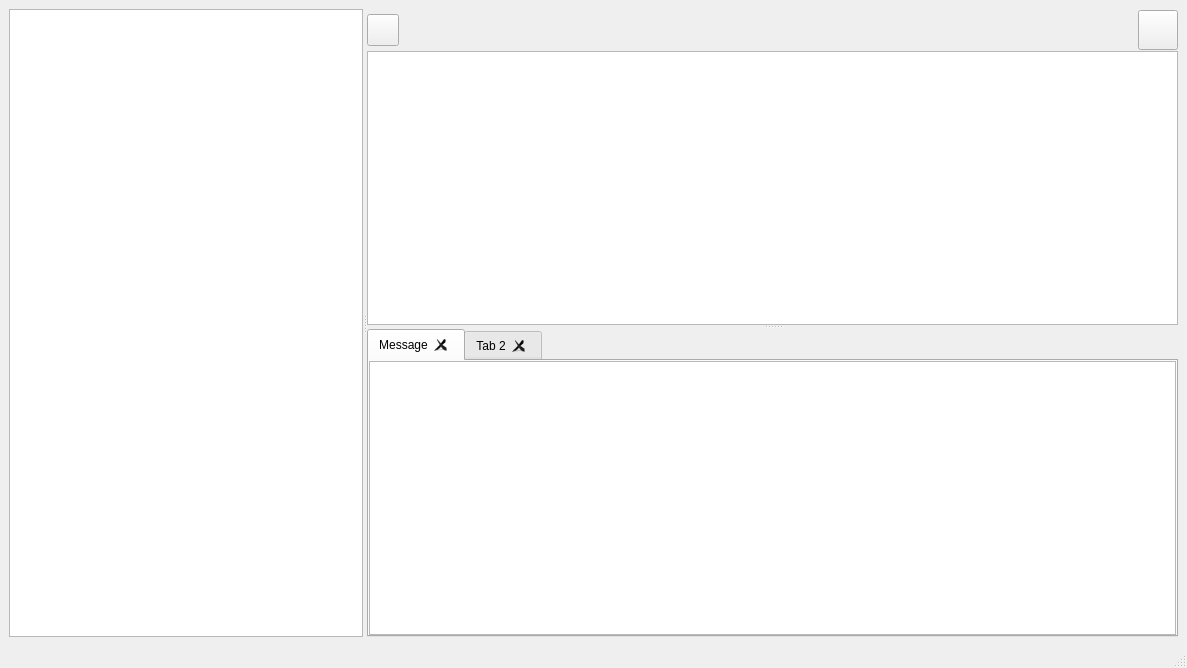
Qt form ui/dbcat.ui (kestiny/DBcat) before a commit.
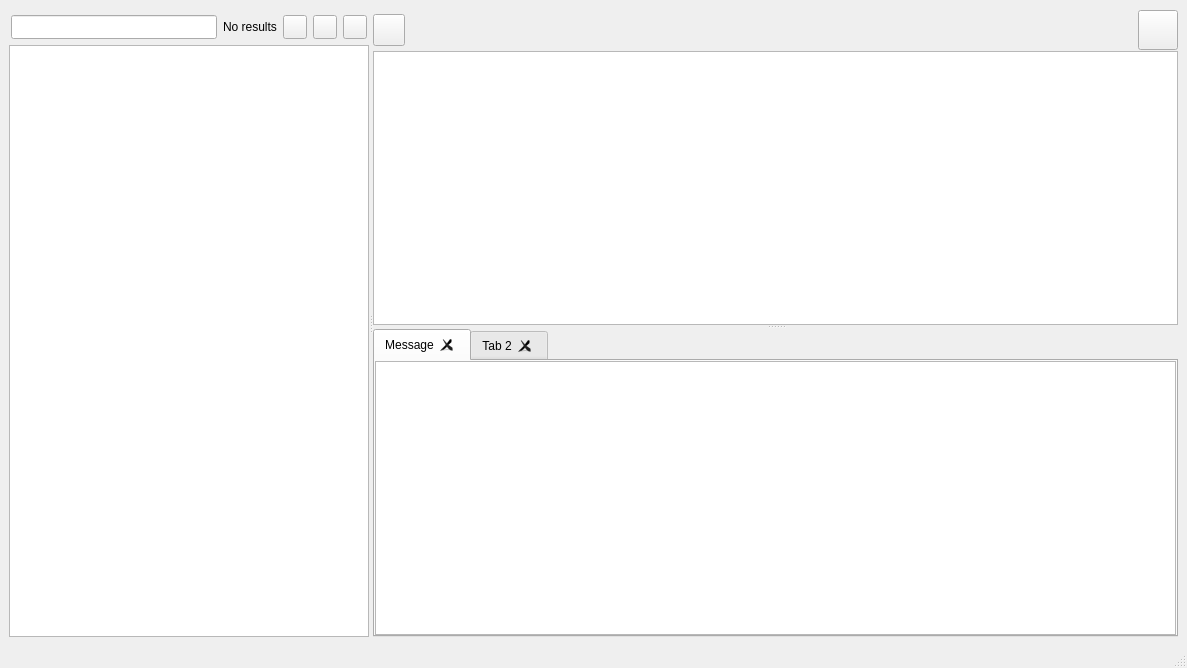
The same form after that commit. Custom widgets are drawn as their Qt base class.

```diff
--- a/ui/dbcat.ui
+++ b/ui/dbcat.ui
@@ -14,12 +14,134 @@
    <string>DBcat</string>
   </property>
   <widget class="QWidget" name="centralwidget">
-   <layout class="QHBoxLayout" name="horizontalLayout_2">
+   <layout class="QVBoxLayout" name="verticalLayout_3">
     <item>
      <widget class="QSplitter" name="splitter_2">
       <property name="orientation">
        <enum>Qt::Horizontal</enum>
       </property>
+      <widget class="QWidget" name="layoutWidget">
+       <layout class="QVBoxLayout" name="verticalLayout_2">
+        <property name="spacing">
+         <number>0</number>
+        </property>
+        <item>
+         <widget class="QWidget" name="widgetSearch" native="true">
+          <property name="minimumSize">
+           <size>
+            <width>0</width>
+            <height>36</height>
+           </size>
+          </property>
+          <property name="maximumSize">
+           <size>
+            <width>16777215</width>
+            <height>36</height>
+           </size>
+          </property>
+          <layout class="QHBoxLayout" name="horizontalLayout_2">
+           <property name="leftMargin">
+            <number>2</number>
+           </property>
+           <property name="topMargin">
+            <number>2</number>
+           </property>
+           <property name="rightMargin">
+            <number>2</number>
+           </property>
+           <property name="bottomMargin">
+            <number>2</number>
+           </property>
+           <item>
+            <widget class="QLineEdit" name="lineEdit">
+             <property name="minimumSize">
+              <size>
+               <width>0</width>
+               <height>24</height>
+              </size>
+             </property>
+             <property name="maximumSize">
+              <size>
+               <width>16777215</width>
+               <height>24</height>
+              </size>
+             </property>
+            </widget>
+           </item>
+           <item>
+            <widget class="QLabel" name="label">
+             <property name="minimumSize">
+              <size>
+               <width>0</width>
+               <height>32</height>
+              </size>
+             </property>
+             <property name="text">
+              <string>No results</string>
+             </property>
+            </widget>
+           </item>
+           <item>
+            <widget class="QPushButton" name="pushButtonPre">
+             <property name="minimumSize">
+              <size>
+               <width>24</width>
+               <height>24</height>
+              </size>
+             </property>
+             <property name="maximumSize">
+              <size>
+               <width>24</width>
+               <height>24</height>
+              </size>
+             </property>
+             <property name="text">
+              <string/>
+             </property>
+            </widget>
+           </item>
+           <item>
+            <widget class="QPushButton" name="pushButtonNext">
+             <property name="minimumSize">
+              <size>
+               <width>24</width>
+               <height>24</height>
+              </size>
+             </property>
+             <property name="maximumSize">
+              <size>
+               <width>24</width>
+               <height>24</height>
+              </size>
+             </property>
+             <property name="text">
+              <string/>
+             </property>
+            </widget>
+           </item>
+           <item>
+            <widget class="QPushButton" name="pushButtonClose">
+             <property name="minimumSize">
+              <size>
+               <width>24</width>
+               <height>24</height>
+              </size>
+             </property>
+             <property name="maximumSize">
+              <size>
+               <width>24</width>
+               <height>24</height>
+              </size>
+             </property>
+             <property name="text">
+              <string/>
+             </property>
+            </widget>
+           </item>
+          </layout>
+         </widget>
+        </item>
+        <item>
       <widget class="HostTreeWidget" name="hostWidget">
        <property name="maximumSize">
         <size>
@@ -41,6 +163,9 @@
          <string notr="true">1</string>
         </property>
        </column>
+         </widget>
+        </item>
+       </layout>
       </widget>
       <widget class="QSplitter" name="splitter">
        <property name="orientation">
```
Lines whose indentation alone changed are shown as unchanged.
